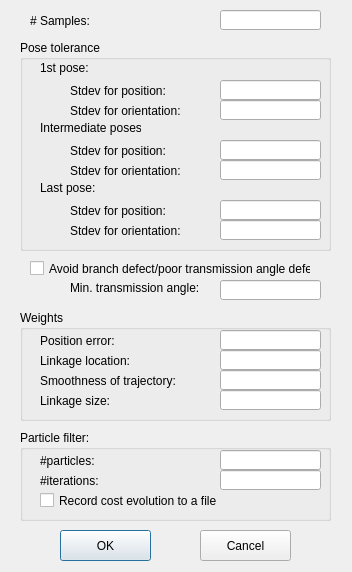
First picture: the form in KinematicDesign2D_TwoBodies/LinkageSynthesisOptionDialog.ui, repository gnishida/KinematicDesign2D_TwoBodies, before the edit.
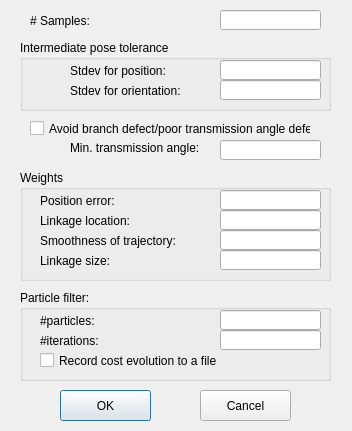
Second picture: the form after the edit.

Commit message: use only intermediate pose for perturbation

What changed in the file:
```diff
--- a/KinematicDesign2D_TwoBodies/LinkageSynthesisOptionDialog.ui
+++ b/KinematicDesign2D_TwoBodies/LinkageSynthesisOptionDialog.ui
@@ -7,7 +7,7 @@
     <x>0</x>
     <y>0</y>
     <width>352</width>
-    <height>572</height>
+    <height>431</height>
    </rect>
   </property>
   <property name="windowTitle">
@@ -40,7 +40,7 @@
    <property name="geometry">
     <rect>
      <x>30</x>
-     <y>260</y>
+     <y>120</y>
      <width>281</width>
      <height>17</height>
     </rect>
@@ -53,7 +53,7 @@
    <property name="geometry">
     <rect>
      <x>60</x>
-     <y>530</y>
+     <y>390</y>
      <width>91</width>
      <height>31</height>
     </rect>
@@ -66,7 +66,7 @@
    <property name="geometry">
     <rect>
      <x>200</x>
-     <y>530</y>
+     <y>390</y>
      <width>91</width>
      <height>31</height>
     </rect>
@@ -81,40 +81,17 @@
      <x>20</x>
      <y>40</y>
      <width>311</width>
-     <height>211</height>
+     <height>71</height>
     </rect>
    </property>
    <property name="title">
-    <string>Pose tolerance</string>
+    <string>Intermediate pose tolerance</string>
    </property>
-   <widget class="QLabel" name="label_2">
-    <property name="geometry">
-     <rect>
-      <x>50</x>
-      <y>40</y>
-      <width>131</width>
-      <height>21</height>
-     </rect>
-    </property>
-    <property name="text">
-     <string>Stdev for position:</string>
-    </property>
-   </widget>
-   <widget class="QLineEdit" name="lineEditStdDevPositionFirst">
-    <property name="geometry">
-     <rect>
-      <x>200</x>
-      <y>40</y>
-      <width>101</width>
-      <height>20</height>
-     </rect>
-    </property>
-   </widget>
    <widget class="QLabel" name="label_6">
     <property name="geometry">
      <rect>
       <x>50</x>
-      <y>100</y>
+      <y>20</y>
       <width>101</width>
       <height>21</height>
      </rect>
@@ -127,89 +104,17 @@
     <property name="geometry">
      <rect>
       <x>200</x>
-      <y>100</y>
-      <width>101</width>
-      <height>20</height>
-     </rect>
-    </property>
-   </widget>
-   <widget class="QLabel" name="label_7">
-    <property name="geometry">
-     <rect>
-      <x>50</x>
-      <y>160</y>
-      <width>131</width>
-      <height>21</height>
-     </rect>
-    </property>
-    <property name="text">
-     <string>Stdev for position:</string>
-    </property>
-   </widget>
-   <widget class="QLineEdit" name="lineEditStdDevPositionLast">
-    <property name="geometry">
-     <rect>
-      <x>200</x>
-      <y>160</y>
-      <width>101</width>
-      <height>20</height>
-     </rect>
-    </property>
-   </widget>
-   <widget class="QLabel" name="label_8">
-    <property name="geometry">
-     <rect>
-      <x>20</x>
       <y>20</y>
-      <width>51</width>
-      <height>16</height>
-     </rect>
-    </property>
-    <property name="text">
-     <string>1st pose:</string>
-    </property>
-   </widget>
-   <widget class="QLabel" name="label_9">
-    <property name="geometry">
-     <rect>
-      <x>50</x>
-      <y>60</y>
-      <width>131</width>
-      <height>21</height>
-     </rect>
-    </property>
-    <property name="text">
-     <string>Stdev for orientation:</string>
-    </property>
-   </widget>
-   <widget class="QLineEdit" name="lineEditStdDevOrientationFirst">
-    <property name="geometry">
-     <rect>
-      <x>200</x>
-      <y>60</y>
       <width>101</width>
       <height>20</height>
      </rect>
     </property>
    </widget>
-   <widget class="QLabel" name="label_10">
-    <property name="geometry">
-     <rect>
-      <x>20</x>
-      <y>80</y>
-      <width>101</width>
-      <height>16</height>
-     </rect>
-    </property>
-    <property name="text">
-     <string>Intermediate poses:</string>
-    </property>
-   </widget>
    <widget class="QLabel" name="label_11">
     <property name="geometry">
      <rect>
       <x>50</x>
-      <y>120</y>
+      <y>40</y>
       <width>121</width>
       <height>21</height>
      </rect>
@@ -222,43 +127,7 @@
     <property name="geometry">
      <rect>
       <x>200</x>
-      <y>120</y>
-      <width>101</width>
-      <height>20</height>
-     </rect>
-    </property>
-   </widget>
-   <widget class="QLabel" name="label_12">
-    <property name="geometry">
-     <rect>
-      <x>20</x>
-      <y>140</y>
-      <width>101</width>
-      <height>16</height>
-     </rect>
-    </property>
-    <property name="text">
-     <string>Last pose:</string>
-    </property>
-   </widget>
-   <widget class="QLabel" name="label_13">
-    <property name="geometry">
-     <rect>
-      <x>50</x>
-      <y>180</y>
-      <width>131</width>
-      <height>21</height>
-     </rect>
-    </property>
-    <property name="text">
-     <string>Stdev for orientation:</string>
-    </property>
-   </widget>
-   <widget class="QLineEdit" name="lineEditStdDevOrientationLast">
-    <property name="geometry">
-     <rect>
-      <x>200</x>
-      <y>180</y>
+      <y>40</y>
       <width>101</width>
       <height>20</height>
      </rect>
@@ -269,7 +138,7 @@
    <property name="geometry">
     <rect>
      <x>20</x>
-     <y>310</y>
+     <y>170</y>
      <width>311</width>
      <height>111</height>
     </rect>
@@ -374,7 +243,7 @@
    <property name="geometry">
     <rect>
      <x>220</x>
-     <y>280</y>
+     <y>140</y>
      <width>101</width>
      <height>20</height>
     </rect>
@@ -384,7 +253,7 @@
    <property name="geometry">
     <rect>
      <x>70</x>
-     <y>280</y>
+     <y>140</y>
      <width>141</width>
      <height>16</height>
     </rect>
@@ -397,7 +266,7 @@
    <property name="geometry">
     <rect>
      <x>20</x>
-     <y>430</y>
+     <y>290</y>
      <width>311</width>
      <height>91</height>
     </rect>
```
Left out of the diff: 4 changed lines with no effect on the pictures. The commit also changes 9 other files.
